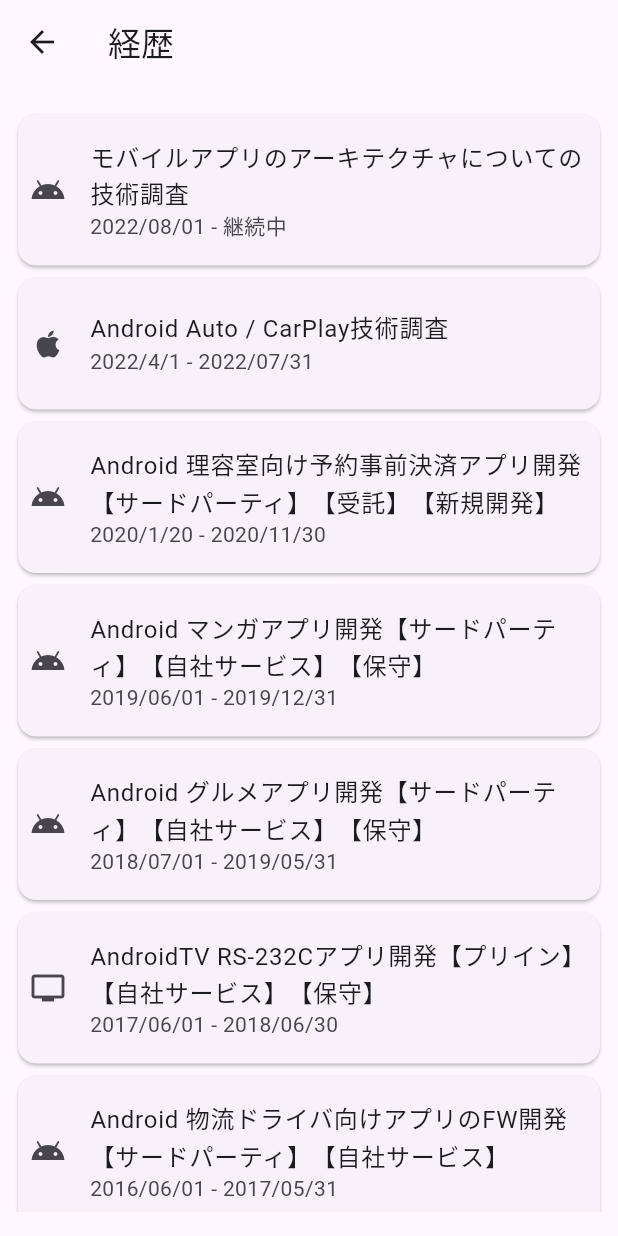
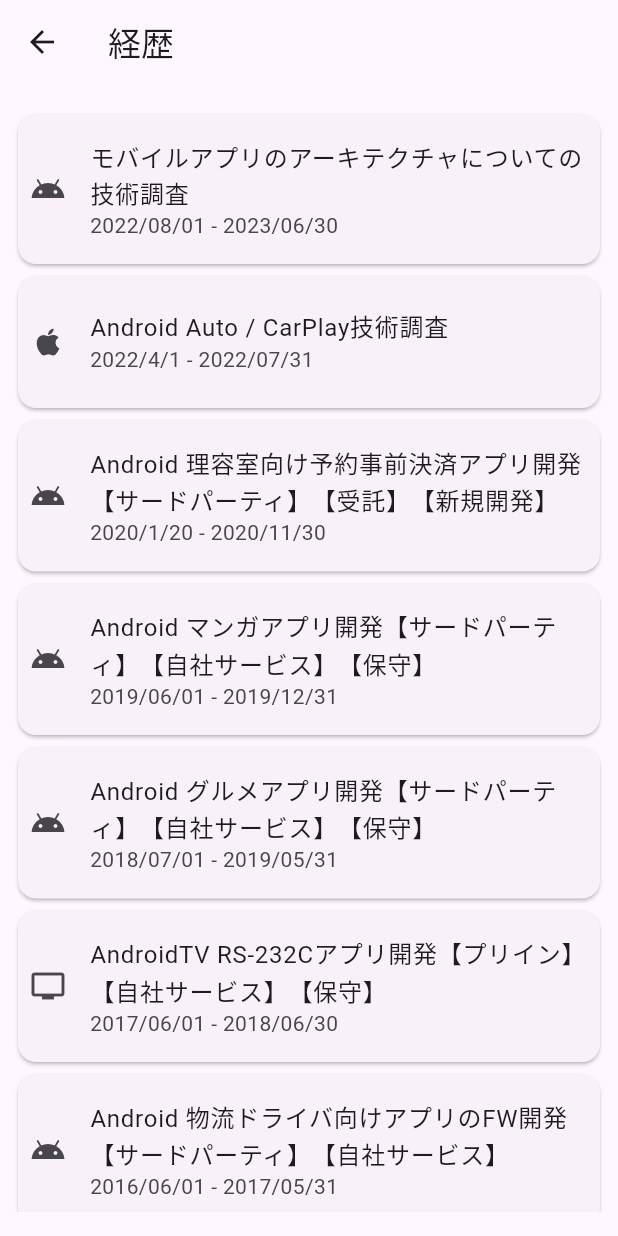
Before and after one commit to LeoAndo/flutter_my_profile_app, a Flutter app: the screen it shows after launch, after a tap on "経歴書(開発)", on a phone screen of 412 x 824 dp. Run offline on Flutter 3.47's test engine with Material 2 defaults, Android fonts, the phone set to English and light mode, and no system bars.

Commit message:
開発経歴書の更新

```diff
--- a/lib/app_const.dart
+++ b/lib/app_const.dart
@@ -167,7 +167,7 @@
 ・.NET MAUI
 ・Kotlin Multiplatform Mobile
 """,
-    kikan: "2022/08/01 - 継続中",
+    kikan: "2022/08/01 - 2023/06/30",
     position: "技術リサーチ 1名体制",
     icon: Icons.android_outlined,
   ),
```
